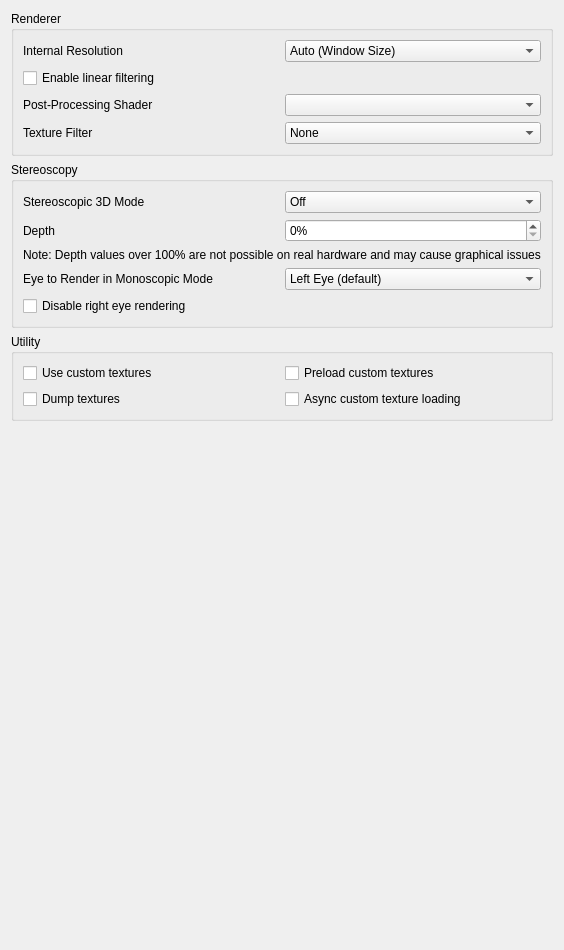
amwatson/CitraVR, file src/citra_qt/configuration/configure_enhancements.ui: the form before one commit.
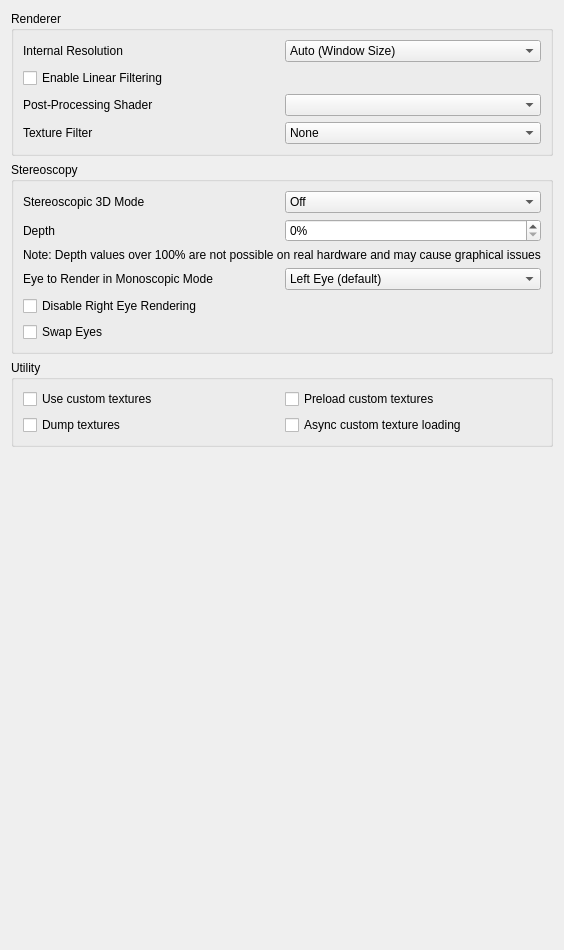
The form after the commit.

Commit message: video_core: Stereo Settings Improvements: Full Width SBS, Swap Eyes, Select which display(s) to render on (#1212)

Patch:
```diff
--- a/src/citra_qt/configuration/configure_enhancements.ui
+++ b/src/citra_qt/configuration/configure_enhancements.ui
@@ -113,7 +113,7 @@
       <item>
        <widget class="QCheckBox" name="toggle_linear_filter">
         <property name="text">
-         <string>Enable linear filtering</string>
+         <string>Enable Linear Filtering</string>
         </property>
        </widget>
       </item>
@@ -320,13 +320,20 @@
       <item>
         <widget class="QCheckBox" name="disable_right_eye_render">
           <property name="text">
-            <string>Disable right eye rendering</string>
+         <string>Disable Right Eye Rendering</string>
           </property>
           <property name="toolTip">
             <string>&lt;html&gt;&lt;head/&gt;&lt;body&gt;&lt;p&gt;Disable Right Eye Rendering&lt;/p&gt;&lt;p&gt;Disables rendering the right eye image when not using stereoscopic mode. Greatly improves performance in some applications, but can cause flickering in others.&lt;/p&gt;&lt;/body&gt;&lt;/html&gt;</string>
           </property>
         </widget>
       </item>
+      <item>
+       <widget class="QCheckBox" name="swap_eyes_3d">
+        <property name="text">
+         <string>Swap Eyes</string>
+        </property>
+       </widget>
+      </item>
      </layout>
     </widget>
    </item>
```
Left out of the diff: 2 changed lines with no effect on the pictures. Lines whose indentation alone changed are shown as unchanged. The commit also changes 21 other files.
